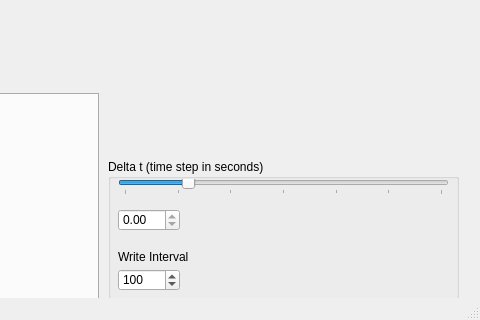
Qt form RwaveWin.ui (jtunnicl/GRATE) before a commit; both pictures show x 622 to 1102 and y 347 to 667 of the 1102 by 667 pixel window.
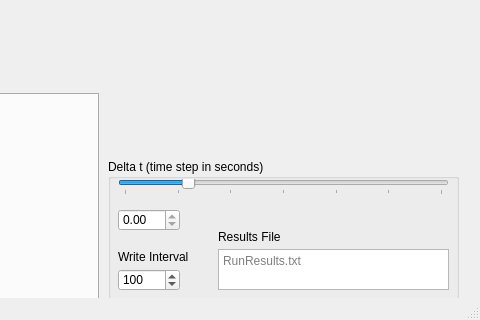
The same form after that commit. Custom widgets are drawn as their Qt base class.

```diff
--- a/RwaveWin.ui
+++ b/RwaveWin.ui
@@ -727,6 +727,35 @@
       <string>Write Interval</string>
      </property>
     </widget>
+    <widget class="QTextEdit" name="outputFileName">
+     <property name="geometry">
+      <rect>
+       <x>110</x>
+       <y>90</y>
+       <width>231</width>
+       <height>41</height>
+      </rect>
+     </property>
+     <property name="overwriteMode">
+      <bool>true</bool>
+     </property>
+     <property name="placeholderText">
+      <string>RunResults.txt</string>
+     </property>
+    </widget>
+    <widget class="QLabel" name="label_17">
+     <property name="geometry">
+      <rect>
+       <x>110</x>
+       <y>70</y>
+       <width>91</width>
+       <height>16</height>
+      </rect>
+     </property>
+     <property name="text">
+      <string>Results File</string>
+     </property>
+    </widget>
    </widget>
    <widget class="QTextEdit" name="textFileName">
     <property name="geometry">
```
